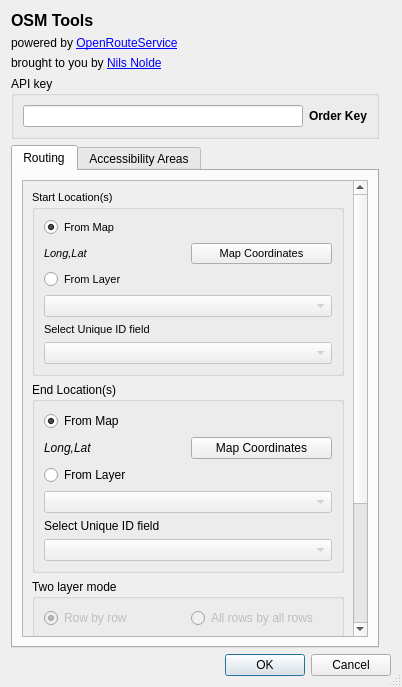
Above: osm_tools_dialog_base.ui from GIScience/orstools-qgis-plugin before the change. Below: the same form after it.
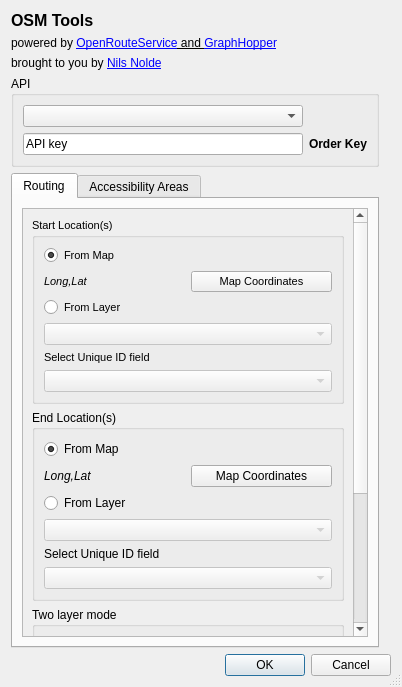
That is the form after the change. The open tabs and pages were chosen to show the change.

```diff
--- a/osm_tools_dialog_base.ui
+++ b/osm_tools_dialog_base.ui
@@ -44,7 +44,7 @@
    <item row="1" column="0" colspan="2">
     <widget class="QLabel" name="header_2">
      <property name="text">
-      <string>&lt;html&gt;&lt;head/&gt;&lt;body&gt;&lt;p&gt;powered by &lt;a href=&quot;www.openrouteservice.org&quot;&gt;&lt;span style=&quot; text-decoration: underline; color:#0000ff;&quot;&gt;OpenRouteService&lt;/span&gt;&lt;/a&gt;&lt;/p&gt;&lt;/body&gt;&lt;/html&gt;</string>
+      <string>&lt;html&gt;&lt;head/&gt;&lt;body&gt;&lt;p&gt;powered by &lt;a href=&quot;www.openrouteservice.org&quot;&gt;&lt;span style=&quot; text-decoration: underline; color:#0000ff;&quot;&gt;OpenRouteService&lt;/span&gt;&lt;/a&gt;&lt;a href=&quot;www.openrouteservice.org&quot;&gt;&lt;span style=&quot; color:#000000;&quot;&gt; and &lt;/span&gt;&lt;/a&gt;&lt;a href=&quot;https://graphhopper.com/maps/&quot;&gt;&lt;span style=&quot; text-decoration: underline; color:#0000ff;&quot;&gt;GraphHopper&lt;/span&gt;&lt;/a&gt;&lt;/p&gt;&lt;/body&gt;&lt;/html&gt;</string>
      </property>
     </widget>
    </item>
@@ -61,17 +61,20 @@
    <item row="4" column="0">
     <widget class="QGroupBox" name="groupBox_4">
      <property name="title">
-      <string>API key</string>
+      <string>API</string>
      </property>
-     <layout class="QHBoxLayout" name="horizontalLayout_4">
-      <item>
+     <layout class="QGridLayout" name="gridLayout_9">
+      <item row="1" column="0">
        <widget class="QLineEdit" name="api_key">
         <property name="toolTip">
          <string>&lt;html&gt;&lt;head/&gt;&lt;body&gt;&lt;p&gt;Get your personal API key!&lt;/p&gt;&lt;p&gt;500 requests/day and 40 requests/minute limitations&lt;/p&gt;&lt;/body&gt;&lt;/html&gt;</string>
         </property>
+        <property name="text">
+         <string>API key</string>
+        </property>
        </widget>
       </item>
-      <item>
+      <item row="1" column="1">
        <widget class="QLabel" name="key_order">
         <property name="font">
          <font>
@@ -85,6 +88,9 @@
         </property>
        </widget>
       </item>
+      <item row="0" column="0">
+       <widget class="QComboBox" name="provider"/>
+      </item>
      </layout>
     </widget>
    </item>
@@ -110,7 +116,7 @@
           <property name="geometry">
            <rect>
             <x>0</x>
-            <y>-21</y>
+            <y>0</y>
             <width>315</width>
             <height>679</height>
            </rect>
```
Left out of the diff: 2 changed lines with no effect on the pictures.
